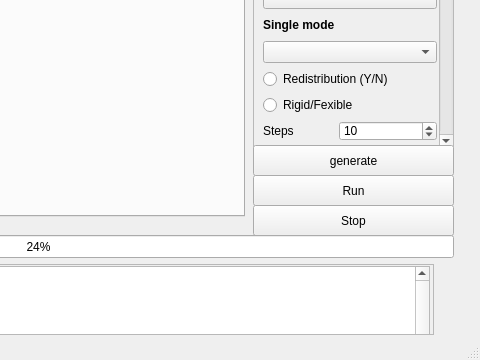
Above: ui/mainwindow.ui from VuCongCuong/temp before the change; both pictures show x 387 to 867 and y 264 to 624 of the 867 by 624 pixel window. Below: the same form after it.
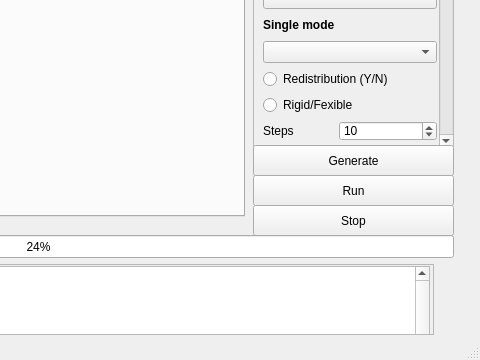
That is the form after the change.

```diff
--- a/ui/mainwindow.ui
+++ b/ui/mainwindow.ui
@@ -934,7 +934,7 @@
      </rect>
     </property>
     <property name="text">
-     <string>generate</string>
+     <string>Generate</string>
     </property>
    </widget>
   </widget>
```
Left out of the diff: 5 changed lines with no effect on the pictures.
